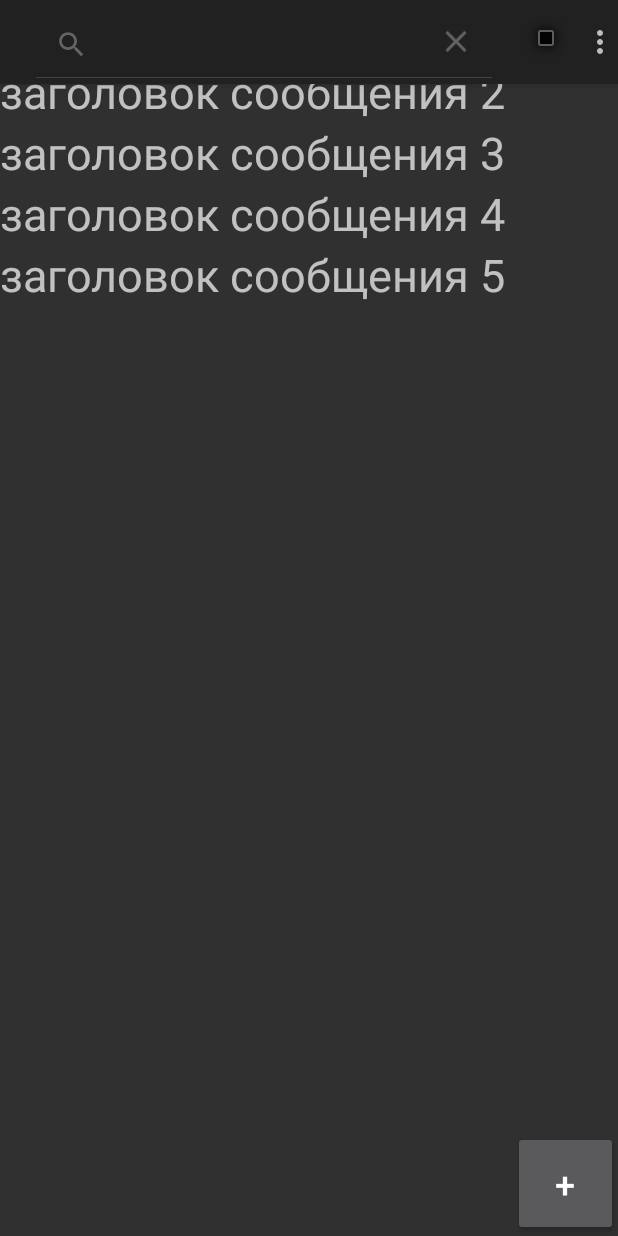
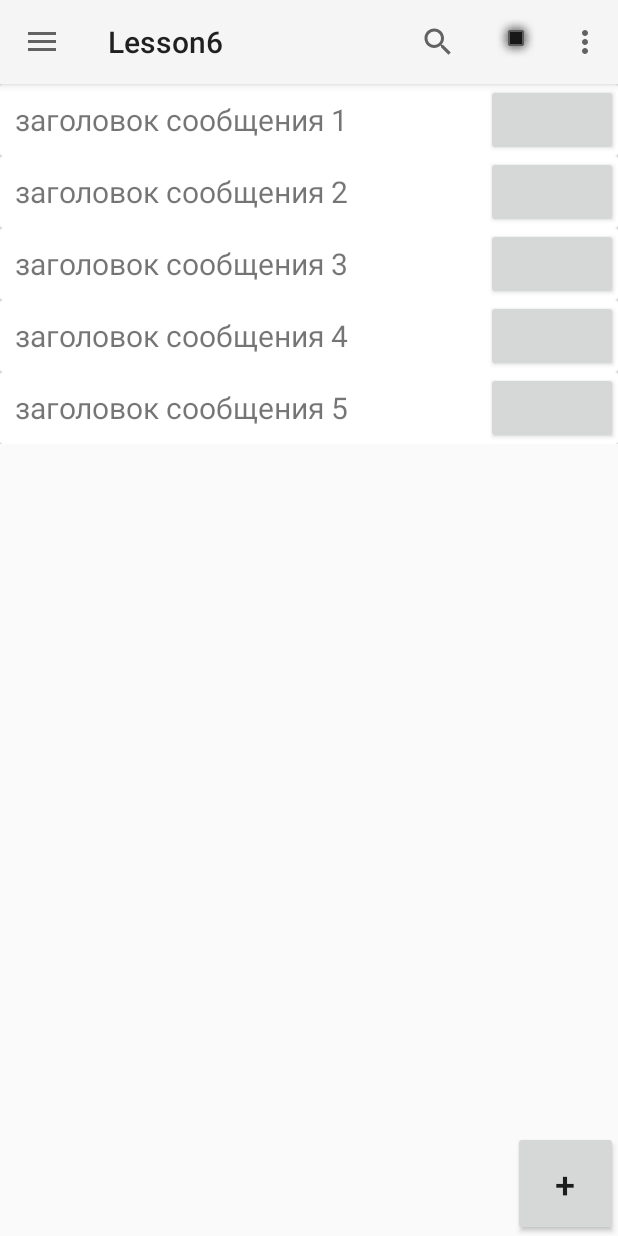
Before and after one commit to Puzzle-f/notes, an Android app: the screen it shows after launch (MainActivity), after a tap on "Search", on a phone screen of 412 x 824 dp. Run offline under Robolectric (Android 15) with nearby library versions, the phone set to English and light mode, and no system bars; 2 other taps on this screen came first.

Commit message:
список заметок отображается через RecyclerView

```diff
--- a/app/src/main/AndroidManifest.xml
+++ b/app/src/main/AndroidManifest.xml
@@ -8,7 +8,7 @@
         android:label="@string/app_name"
         android:roundIcon="@mipmap/ic_launcher_round"
         android:supportsRtl="true"
-        android:theme="@style/Theme.AppCompat.NoActionBar">
+        android:theme="@style/Theme.AppCompat.Light.NoActionBar">
         <activity android:name=".CoatOfArmsActivity"/>
         <activity android:name=".MainActivity">
             <intent-filter>
--- a/app/src/main/java/com/android/lesson6/CitiesFragment.java
+++ b/app/src/main/java/com/android/lesson6/CitiesFragment.java
@@ -1,15 +1,21 @@
 package com.android.lesson6;
 
+import android.app.Activity;
 import android.content.Context;
 import android.content.Intent;
 import android.content.res.Configuration;
 import android.os.Bundle;
 import android.util.Log;
 import android.view.LayoutInflater;
+import android.view.Menu;
+import android.view.MenuItem;
 import android.view.View;
 import android.view.ViewGroup;
+import android.widget.AdapterView;
 import android.widget.LinearLayout;
+import android.widget.PopupMenu;
 import android.widget.TextView;
+import android.widget.Toast;
 
 import androidx.annotation.NonNull;
 import androidx.annotation.Nullable;
@@ -17,6 +23,10 @@ import androidx.fragment.app.Fragment;
 import androidx.fragment.app.FragmentActivity;
 import androidx.fragment.app.FragmentManager;
 import androidx.fragment.app.FragmentTransaction;
+import androidx.recyclerview.widget.LinearLayoutManager;
+import androidx.recyclerview.widget.RecyclerView;
+
+import com.android.lesson6.ui.AdapterRecycler;
 
 import java.util.ArrayList;
 
@@ -25,6 +35,7 @@ public class CitiesFragment extends Fragment {
 
     private boolean isLandscape;
     static final String ARG_INDEX = "index";
+    ArrayList<Note> notesArrayList = new ArrayList<>();
 
     // activity создана, можно к ней обращаться. Выполним начальные действия
     @Override
@@ -44,41 +55,78 @@ public class CitiesFragment extends Fragment {
     public View onCreateView(LayoutInflater inflater, ViewGroup container,
                              Bundle savedInstanceState) {
         // Inflate the layout for this fragment
-        return inflater.inflate(R.layout.fragment_cities, container, false);
+        View view = inflater.inflate(R.layout.fragment_cities_recycler, container, false);
+//        return inflater.inflate(R.layout.fragment_cities, container, false);
+        return view;
     }
+
 
     @Override
     public void onViewCreated(@NonNull View view, @Nullable Bundle savedInstanceState) {
         super.onViewCreated(view, savedInstanceState);
         initList(view);
+
+        RecyclerView notesRecyclerView = view.findViewById(R.id.recycler_view);
+//        String[] strings = getResources().getStringArray(R.array.titles);
+        AdapterRecycler adapterRecycler = new AdapterRecycler(notesArrayList);
+        notesRecyclerView.setAdapter(adapterRecycler);
+        LinearLayoutManager linearLayoutManager = new LinearLayoutManager(getContext());
+        notesRecyclerView.setLayoutManager(linearLayoutManager);
     }
 
     private void initList(View view) {
-        LinearLayout layoutView = (LinearLayout) view;
         String[] titles = getResources().getStringArray(R.array.titles);
         String[] messages = getResources().getStringArray(R.array.messages_text);
-
+        LinearLayout linearLayout = (LinearLayout) view;
         // В этом цикле создаём элемент TextView,
         // заполняем его значениями,
         // и добавляем на экран.
         // Кроме того, создаём обработку касания на элемент
         Context context = getContext();
-        ArrayList<Notes> notesArrayList = new ArrayList<>();
         for (int i = 0; i < titles.length; i++) {
             if (context != null) {
-                Notes notes = new Notes(titles[i], messages[i]);
+                Note notes = new Note(titles[i], messages[i]);
                 notesArrayList.add(i, notes);
-                TextView textView = new TextView(context);
-                textView.setText(titles[i]);
-                textView.setTextSize(30);
-                layoutView.addView(textView);
-                final int fi = i;
-                textView.setOnClickListener(v -> showCoatOfArms(notes));
+//                TextView textView = new TextView(context);
+//                textView.setText(notes.title);
+//                textView.setTextSize(30);
+//                linearLayout.addView(textView);
+//                final int fi = i;
+//                textView.setOnClickListener(v -> showCoatOfArms(notes));
+//                textView.setOnLongClickListener(new AdapterView.OnLongClickListener() {
+//                    @Override
+//                    public boolean onLongClick(View view) {
+//                        Activity activity = requireActivity();
+//                        PopupMenu popupMenu = new PopupMenu(activity, view);
+//                        activity.getMenuInflater().inflate(R.menu.popup, popupMenu.getMenu());
+//                        Menu menu = popupMenu.getMenu();
+////                        menu.findItem(R.menu.popup).setVisible(true); // видимость элемента меню
+//                        menu.add(0, 123456, 12, "Text menu 3"); // добавить пункт к меню
+//                        popupMenu.setOnMenuItemClickListener(new PopupMenu.OnMenuItemClickListener() {
+//                            @Override
+//                            public boolean onMenuItemClick(MenuItem item) {
+//                                int id = item.getItemId();
+//                                switch (id){
+//                                    case R.id.delete_note:
+//                                        Toast.makeText(getContext(), textView.getText() + " delete note ", Toast.LENGTH_SHORT).show();
+//                                        return true;
+//                                    case R.id.share:
+//                                        Toast.makeText(getContext(), textView.getText() + " share ", Toast.LENGTH_SHORT).show();
+//                                        return true;
+//                                }
+//                                return true;
+//                            }
+//                        });
+//                        Log.d("KEY", "PopupMenu " + textView.getText());
+//                        popupMenu.show();
+//                        return true;
+//                    }
+//                });
             }
         }
     }
 
-    private void showCoatOfArms(Notes notes) {
+    private void showCoatOfArms(Note notes) {
         if (isLandscape) {
             showLandCoatOfArms(notes);
         } else {
@@ -87,9 +135,9 @@ public class CitiesFragment extends Fragment {
         }
     }
 
-    // Показать герб в ландшафтной ориентации
-    private void showLandCoatOfArms(Notes notes) {
-        // Создаём новый фрагмент с текущей позицией для вывода герба
+    // Показать содержание заметки в ландшафтной ориентации
+    private void showLandCoatOfArms(Note notes) {
+        // Создаём новый фрагмент с текущей позицией для вывода содержания заметки
         CoatOfArmsFragment detail = CoatOfArmsFragment.newInstance(notes);
 
         // Выполняем транзакцию по замене фрагмента
@@ -103,8 +151,8 @@ public class CitiesFragment extends Fragment {
         }
     }
 
-    // Показать герб в портретной ориентации.
-    private void showPortCoatOfArms(Notes notes) {
+    // Показать содержание заметки в портретной ориентации.
+    private void showPortCoatOfArms(Note notes) {
         // Откроем вторую activity
         Context context = getContext();
         if (context != null) {
--- a/app/src/main/java/com/android/lesson6/CoatOfArmsActivity.java
+++ b/app/src/main/java/com/android/lesson6/CoatOfArmsActivity.java
@@ -2,8 +2,6 @@ package com.android.lesson6;
 
 import android.content.res.Configuration;
 import android.os.Bundle;
-import android.util.Log;
-
 import androidx.appcompat.app.AppCompatActivity;
 
 public class CoatOfArmsActivity extends AppCompatActivity {
--- a/app/src/main/java/com/android/lesson6/CoatOfArmsFragment.java
+++ b/app/src/main/java/com/android/lesson6/CoatOfArmsFragment.java
@@ -11,9 +11,9 @@ import androidx.fragment.app.Fragment;
 public class CoatOfArmsFragment extends Fragment {
 
     static final String ARG_INDEX = "index";
-    private Notes notes;
+    private Note notes;
 
-    public static CoatOfArmsFragment newInstance(Notes notes) {
+    public static CoatOfArmsFragment newInstance(Note notes) {
         CoatOfArmsFragment f = new CoatOfArmsFragment();    // создание
         // Передача параметра
         Bundle args = new Bundle();
--- a/app/src/main/java/com/android/lesson6/MainActivity.java
+++ b/app/src/main/java/com/android/lesson6/MainActivity.java
@@ -7,11 +7,14 @@ import android.view.View;
 import android.widget.Button;
 import android.widget.Toast;
 
+import androidx.appcompat.app.ActionBarDrawerToggle;
 import androidx.appcompat.app.AppCompatActivity;
 import androidx.appcompat.widget.Toolbar;
+import androidx.drawerlayout.widget.DrawerLayout;
 import androidx.fragment.app.FragmentManager;
 import androidx.fragment.app.FragmentTransaction;
 
+import com.google.android.material.navigation.NavigationView;
 import com.google.android.material.textfield.TextInputEditText;
 
 public class MainActivity extends AppCompatActivity {
@@ -24,30 +27,36 @@ public class MainActivity extends AppCompatActivity {
         super.onCreate(savedInstanceState);
         setContentView(R.layout.activity_main);
         initButton();
-        initToolbar();
+        initMenus();
     }
 
     // инициилизируем сам тулбар
-    private void initToolbar() {
+    private void initMenus() {
         Toolbar toolbar = findViewById(R.id.toolbar);
         setSupportActionBar(toolbar);
+        initDrawer(toolbar);
     }
 
-//    инициилизируем (вешаем слушателя) на кнопки тулбара
-//    пока не разобрадся
+    //    инициилизация бокового меню
+    private void initDrawer(Toolbar toolbar) {
+        final DrawerLayout drawerLayout = findViewById(R.id.drawer_layout);
+//        класс следит за открытием и закрытием бокового меню drawerLayout а так же добаляет гамбургер меню
+        ActionBarDrawerToggle toggle = new ActionBarDrawerToggle(
+                this, drawerLayout, toolbar,
+                R.string.navigation_drawer_open,
+                R.string.navigation_drawer_close);
+        drawerLayout.addDrawerListener(toggle);
+        toggle.syncState();
 
-//    @Override
-//    public boolean onOptionsItemSelected(@NonNull MenuItem item) {
-//        int id = item.getItemId();
-//        switch (id){
-//            case R.id.action_settings:
-//                addFragment(new FragmentCreatingNote());
-//                return true;
-//            case R.id.action_main:
-//
-//        }
-//        return super.onOptionsItemSelected(item);
-//    }
+//        обработка кнопок бокового меню
+        NavigationView navigationView = findViewById(R.id.nav_view);
+        navigationView.setNavigationItemSelectedListener(item -> {
+            String name = item.toString();
+            System.out.println(name);
+            Toast.makeText(MainActivity.this, name, Toast.LENGTH_SHORT).show();
+            return true;
+        });
+    }
 
     //    инициилизация меню поиска в тулбаре
     @Override
--- a/app/src/main/java/com/android/lesson6/Notes.java
+++ b/app/src/main/java/com/android/lesson6/Note.java
@@ -3,30 +3,30 @@ package com.android.lesson6;
 import android.os.Parcel;
 import android.os.Parcelable;
 
-public class Notes implements Parcelable {
+public class Note implements Parcelable {
 
-    String title;
+    public String title;
     String message;
 
-    public Notes(String title, String message){
+    public Note(String title, String message){
         this.message = message;
         this.title = title;
     }
 
-    protected Notes(Parcel in) {
+    protected Note(Parcel in) {
         title = in.readString();
         message = in.readString();
     }
 
-    public static final Creator<Notes> CREATOR = new Creator<Notes>() {
+    public static final Creator<Note> CREATOR = new Creator<Note>() {
         @Override
-        public Notes createFromParcel(Parcel in) {
-            return new Notes(in);
+        public Note createFromParcel(Parcel in) {
+            return new Note(in);
         }
 
         @Override
-        public Notes[] newArray(int size) {
-            return new Notes[size];
+        public Note[] newArray(int size) {
+            return new Note[size];
         }
     };
 
--- /dev/null
+++ b/app/src/main/java/com/android/lesson6/ui/AdapterRecycler.java
@@ -0,0 +1,58 @@
+package com.android.lesson6.ui;
+
+import android.view.LayoutInflater;
+import android.view.View;
+import android.view.ViewGroup;
+import android.widget.TextView;
+import androidx.annotation.NonNull;
+import androidx.recyclerview.widget.RecyclerView;
+
+import com.android.lesson6.Note;
+import com.android.lesson6.R;
+
+import java.util.ArrayList;
+
+public class AdapterRecycler extends RecyclerView.Adapter<AdapterRecycler.MyViewHolder> {
+
+    private ArrayList<Note> noteTitles;
+
+    public AdapterRecycler(ArrayList<Note> noteTitles) {
+        this.noteTitles = noteTitles;
+    }
+
+    //  вызывается столько раз, сколько элементов одновременно помещается на экране
+    @NonNull
+    @Override
+    public MyViewHolder onCreateViewHolder(@NonNull ViewGroup parent, int viewType) {
+        View v = LayoutInflater.from(parent.getContext())
+                .inflate(R.layout.view_item_recycler, parent, false);
+        return new MyViewHolder(v);
+    }
+
+    //    вызывается столько раз, сколько пользователь будет просматривать элементов с учетом прокрутки
+    @Override
+    public void onBindViewHolder(@NonNull MyViewHolder holder, int position) {
+        holder.onBind(noteTitles.get(position));
+    }
+
+    //      возвращение размера списка
+    @Override
+    public int getItemCount() {
+        return noteTitles.size();
+    }
+
+    //    класс элемента списка
+    public class MyViewHolder extends RecyclerView.ViewHolder {
+
+        private TextView textView;
+
+        public MyViewHolder(@NonNull View itemView) {
+            super(itemView);
+            textView = itemView.findViewById(R.id.text_view_recycler);
+        }
+
+        public void onBind(Note notes) {
+            textView.setText(notes.title);
+        }
+    }
+}
--- a/app/src/main/res/layout/activity_main.xml
+++ b/app/src/main/res/layout/activity_main.xml
@@ -1,27 +1,24 @@
 <?xml version="1.0" encoding="utf-8"?>
-<androidx.coordinatorlayout.widget.CoordinatorLayout
-    xmlns:android="http://schemas.android.com/apk/res/android"
+<androidx.drawerlayout.widget.DrawerLayout xmlns:android="http://schemas.android.com/apk/res/android"
     xmlns:app="http://schemas.android.com/apk/res-auto"
     xmlns:tools="http://schemas.android.com/tools"
-    app:layout_behavior="@string/appbar_scrolling_view_behavior"
-    tools:context=".MainActivity"
+    android:id="@+id/drawer_layout"
+    android:layout_width="match_parent"
     android:layout_height="match_parent"
-    android:layout_width="match_parent">
+    android:fitsSystemWindows="true"
+    tools:openDrawer="start">
 
-    <com.google.android.material.appbar.AppBarLayout
+    <include
+        layout="@layout/app_bar_main"
         android:layout_width="match_parent"
-        android:layout_height="wrap_content"
-        android:theme="@style/Theme.AppBarOverlay">
+        android:layout_height="match_parent" />
 
-        <androidx.appcompat.widget.Toolbar
-            android:id="@+id/toolbar"
-            android:layout_width="match_parent"
-            android:layout_height="?attr/colorPrimary"
-            app:popupTheme="@style/Theme.PopupOverlay">
-        </androidx.appcompat.widget.Toolbar>
+    <com.google.android.material.navigation.NavigationView
+        android:id="@+id/nav_view"
+        android:layout_width="wrap_content"
+        android:layout_height="match_parent"
+        android:layout_gravity="start"
+        android:fitsSystemWindows="true"
+        app:menu="@menu/main" />
 
-    </com.google.android.material.appbar.AppBarLayout>
-
-    <include layout="@layout/content_main"/>
-
-    </androidx.coordinatorlayout.widget.CoordinatorLayout>
+</androidx.drawerlayout.widget.DrawerLayout>
--- /dev/null
+++ b/app/src/main/res/layout/app_bar_main.xml
@@ -0,0 +1,29 @@
+<?xml version="1.0" encoding="utf-8"?>
+<androidx.coordinatorlayout.widget.CoordinatorLayout
+    xmlns:android="http://schemas.android.com/apk/res/android"
+    xmlns:app="http://schemas.android.com/apk/res-auto"
+    xmlns:tools="http://schemas.android.com/tools"
+    app:layout_behavior="@string/appbar_scrolling_view_behavior"
+    tools:context=".MainActivity"
+    android:layout_height="match_parent"
+    android:layout_width="match_parent"
+
+    >
+
+    <com.google.android.material.appbar.AppBarLayout
+        android:layout_width="match_parent"
+        android:layout_height="wrap_content"
+        android:theme="@style/Theme.AppBarOverlay">
+
+        <androidx.appcompat.widget.Toolbar
+            android:id="@+id/toolbar"
+            android:layout_width="match_parent"
+            android:layout_height="?attr/colorPrimary"
+            app:popupTheme="@style/Theme.PopupOverlay">
+        </androidx.appcompat.widget.Toolbar>
+
+    </com.google.android.material.appbar.AppBarLayout>
+
+    <include layout="@layout/content_main"/>
+
+    </androidx.coordinatorlayout.widget.CoordinatorLayout>
--- a/app/src/main/res/layout/content_main.xml
+++ b/app/src/main/res/layout/content_main.xml
@@ -4,7 +4,9 @@
     xmlns:tools="http://schemas.android.com/tools"
     android:layout_width="match_parent"
     android:layout_height="match_parent"
-    tools:context=".MainActivity">
+    tools:context=".MainActivity"
+    app:layout_behavior="@string/appbar_scrolling_view_behavior"
+    >
 
     <fragment
         android:id="@+id/cities"
@@ -14,7 +16,8 @@
         app:layout_constraintBottom_toBottomOf="parent"
         app:layout_constraintLeft_toLeftOf="parent"
         app:layout_constraintRight_toRightOf="parent"
-        app:layout_constraintTop_toTopOf="parent" />
+        app:layout_constraintTop_toTopOf="parent"
+        />
 
     <Button
         android:id="@+id/button_add_note"
--- /dev/null
+++ b/app/src/main/res/layout/fragment_cities_recycler.xml
@@ -0,0 +1,18 @@
+<?xml version="1.0" encoding="utf-8"?>
+<LinearLayout xmlns:android="http://schemas.android.com/apk/res/android"
+    xmlns:app="http://schemas.android.com/apk/res-auto"
+    xmlns:tools="http://schemas.android.com/tools"
+    android:layout_width="match_parent"
+    android:layout_height="match_parent"
+    android:orientation="vertical"
+    tools:context=".CitiesFragment" >
+
+    <androidx.recyclerview.widget.RecyclerView
+        android:id="@+id/recycler_view"
+        android:layout_width="match_parent"
+        android:layout_height="wrap_content"
+        app:layout_constraintLeft_toLeftOf="parent"
+        app:layout_constraintTop_toTopOf="parent"
+        tools:listitem="@layout/view_item_recycler"/>
+
+</LinearLayout>
--- /dev/null
+++ b/app/src/main/res/layout/view_item_recycler.xml
@@ -0,0 +1,17 @@
+<?xml version="1.0" encoding="utf-8"?>
+<androidx.cardview.widget.CardView xmlns:android="http://schemas.android.com/apk/res/android"
+    android:layout_width="match_parent"
+    android:layout_height="wrap_content">
+
+    <TextView
+        android:id="@+id/text_view_recycler"
+        android:layout_width="match_parent"
+        android:layout_height="wrap_content"
+        android:padding="10dp"
+        android:textSize="20sp" />
+
+    <Button
+        android:layout_width="wrap_content"
+        android:layout_height="wrap_content"
+        android:layout_gravity="end" />
+</androidx.cardview.widget.CardView>
--- /dev/null
+++ b/app/src/main/res/menu/menu_main_drawer.xml
@@ -0,0 +1,23 @@
+<?xml version="1.0" encoding="utf-8"?>
+<menu xmlns:android="http://schemas.android.com/apk/res/android">
+
+    <item
+        android:id="@+id/action_settings"
+        android:orderInCategory="100"
+        android:title="@string/settings" />
+    <item
+        android:id="@+id/action_main"
+        android:icon="@android:drawable/alert_dark_frame"
+        android:orderInCategory="10"
+        android:title="@string/main" />
+    <item
+        android:id="@+id/action_favorite"
+        android:icon="@android:drawable/alert_dark_frame"
+        android:orderInCategory="20"
+        android:title="@string/favorite" />
+    <item
+        android:id="@+id/action_search"
+        android:icon="@android:drawable/alert_dark_frame"
+        android:orderInCategory="5"
+        android:title="@string/search" />
+</menu>
--- /dev/null
+++ b/app/src/main/res/menu/popup.xml
@@ -0,0 +1,12 @@
+<?xml version="1.0" encoding="utf-8"?>
+<menu xmlns:android="http://schemas.android.com/apk/res/android">
+
+    <item
+        android:id="@+id/delete_note"
+        android:orderInCategory="20"
+        android:title="@string/delete_note" />
+    <item
+        android:id="@+id/share"
+        android:orderInCategory="5"
+        android:title="@string/share" />
+</menu>
--- a/app/src/main/res/values/strings.xml
+++ b/app/src/main/res/values/strings.xml
@@ -8,4 +8,8 @@
     <string name="main">main</string>
     <string name="favorite">favorite</string>
     <string name="search">search</string>
+    <string name="delete_note">delete</string>
+    <string name="share">share</string>
+    <string name="navigation_drawer_open">navigation_drawer_open</string>
+    <string name="navigation_drawer_close">navigation_drawer_close</string>
 </resources>
```
Also changed, not shown: app/src/main/java/com/android/lesson6/FragmentCreatingNote.java (+0 -9 lines).
